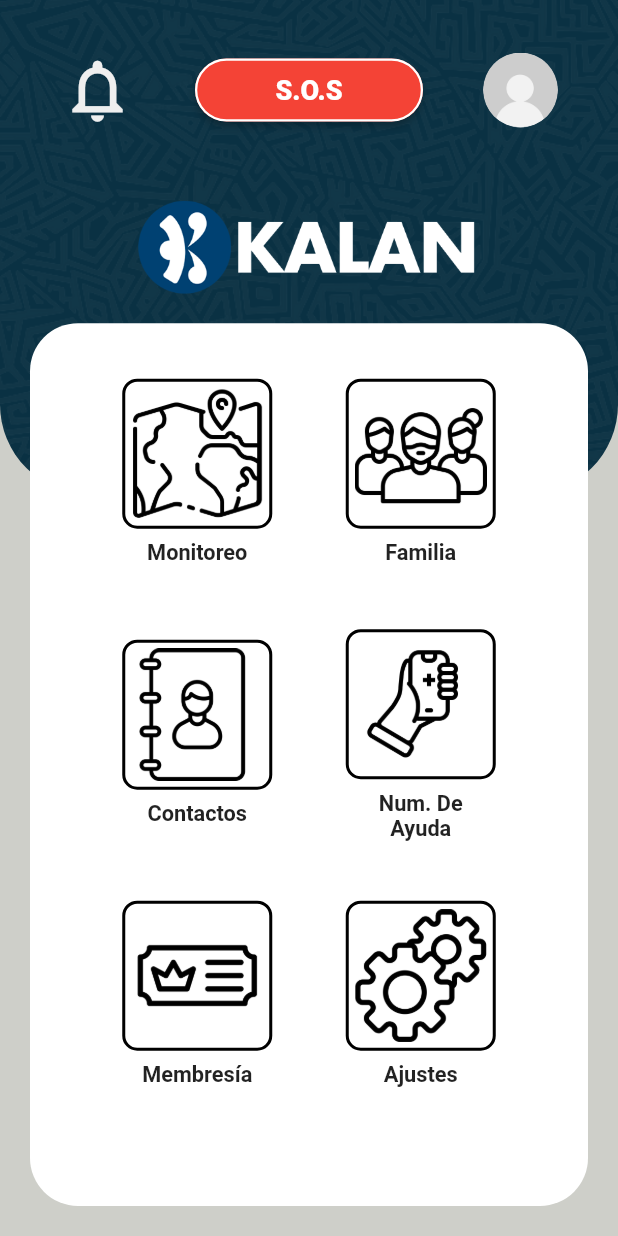
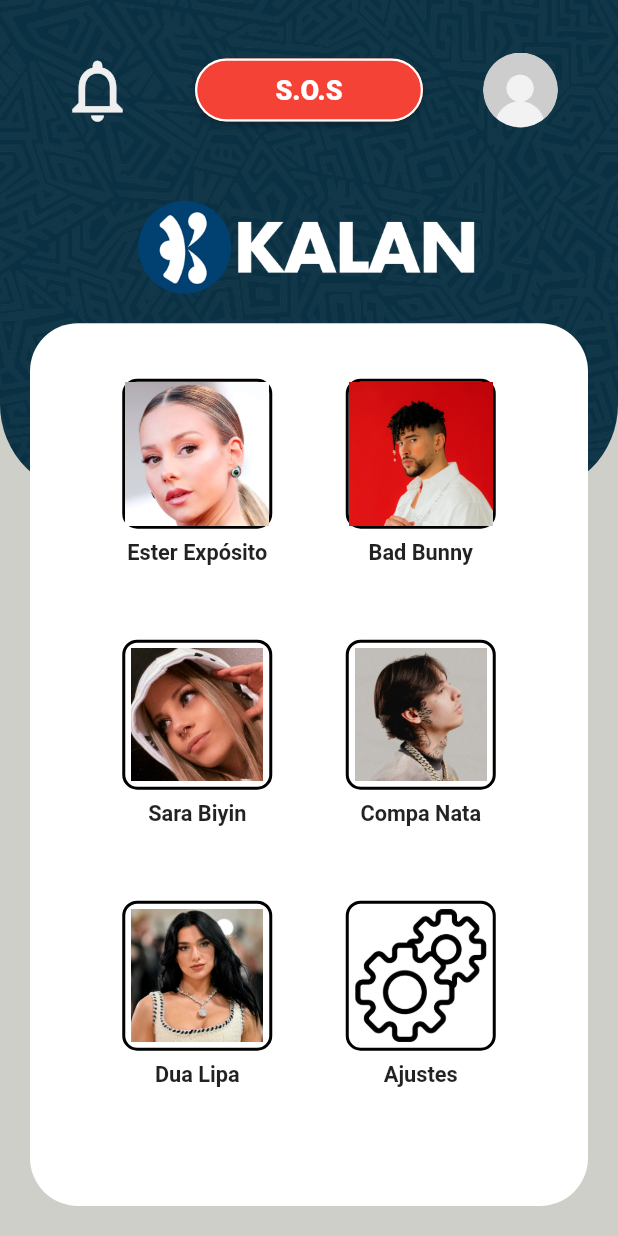
Before and after one commit to SAIDREXX/KalanApp, a Flutter app: the FamilyPage screen opened directly, on a phone screen of 412 x 824 dp. Run offline on Flutter 3.47's test engine with Material 2 defaults, Android fonts, the phone set to English and light mode, and no system bars; our stand-ins replace cloud_firestore, cool_alert, country_code_picker, firebase_auth, firebase_core, geolocator and 4 more; missing offline and left inert: dbcrypt; accounts and stored records are empty.

Commit message:
Family Members Update

```diff
--- a/lib/utils/grid_family_widget.dart
+++ b/lib/utils/grid_family_widget.dart
@@ -29,13 +29,11 @@
                 width: 2,
               ),
             ),
-              child: Transform.scale(
-                scale: 0.92,
             child: Image.asset(
               imagePath,
               fit: BoxFit.contain,
             ),
-              )),
+          ),
           const SizedBox(
             height: 8,
           ),
--- a/lib/view/gridTabs/family_members.dart
+++ b/lib/view/gridTabs/family_members.dart
@@ -138,8 +138,8 @@
                           padding: const EdgeInsets.all(10),
                           children: [
                             FamilyItem(
-                              imagePath: 'assets/gridview/map2.png',
-                              text: 'Monitoreo',
+                              imagePath: 'assets/family/Ester.png',
+                              text: 'Ester Expósito',
                               onPressed: () => Navigator.push(
                                 context,
                                 MaterialPageRoute(
@@ -150,9 +150,9 @@
                                 ),
                               ),
                             ),
-                            ImageItem(
-                              imagePath: 'assets/gridview/family.png',
-                              text: 'Familia',
+                            FamilyItem(
+                              imagePath: 'assets/family/Bad.png',
+                              text: 'Bad Bunny',
                               onPressed: () => Navigator.push(
                                 context,
                                 MaterialPageRoute(
@@ -161,8 +161,8 @@
                               ),
                             ),
                             ImageItem(
-                              imagePath: 'assets/gridview/contact.png',
-                              text: 'Contactos',
+                              imagePath: 'assets/family/Biyin.png',
+                              text: 'Sara Biyin',
                               onPressed: () => Navigator.push(
                                 context,
                                 MaterialPageRoute(
@@ -174,8 +174,8 @@
                               ),
                             ),
                             ImageItem(
-                              imagePath: 'assets/gridview/emergency.png',
-                              text: 'Num. De Ayuda',
+                              imagePath: 'assets/family/Nata.png',
+                              text: 'Compa Nata',
                               onPressed: () => Navigator.push(
                                 context,
                                 MaterialPageRoute(
@@ -184,8 +184,8 @@
                               ),
                             ),
                             ImageItem(
-                              imagePath: 'assets/gridview/membership.png',
-                              text: 'Membresía',
+                              imagePath: 'assets/family/Dua.png',
+                              text: 'Dua Lipa',
                               onPressed: () => Navigator.push(
                                 context,
                                 MaterialPageRoute(
```
Also changed, not shown: assets/family/Bad.jpeg (deleted), assets/family/Bad.png (added), assets/family/Biyin.jpeg (deleted), assets/family/Biyin.png (added), assets/family/Dua.jpeg (deleted), assets/family/Dua.png (added), assets/family/Ester.jpeg (deleted), assets/family/Ester.png (added), assets/family/Nata.jpeg (deleted), assets/family/Nata.png (added). Lines whose indentation alone changed are shown as unchanged.
